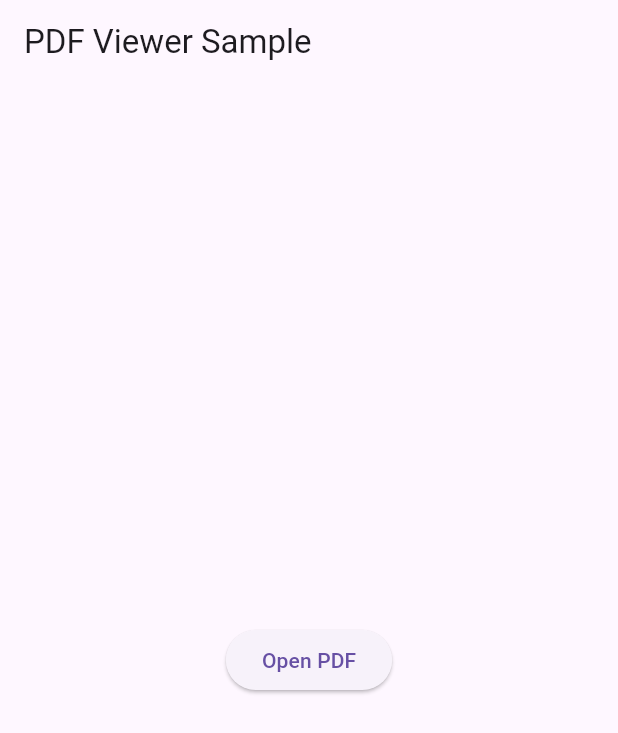
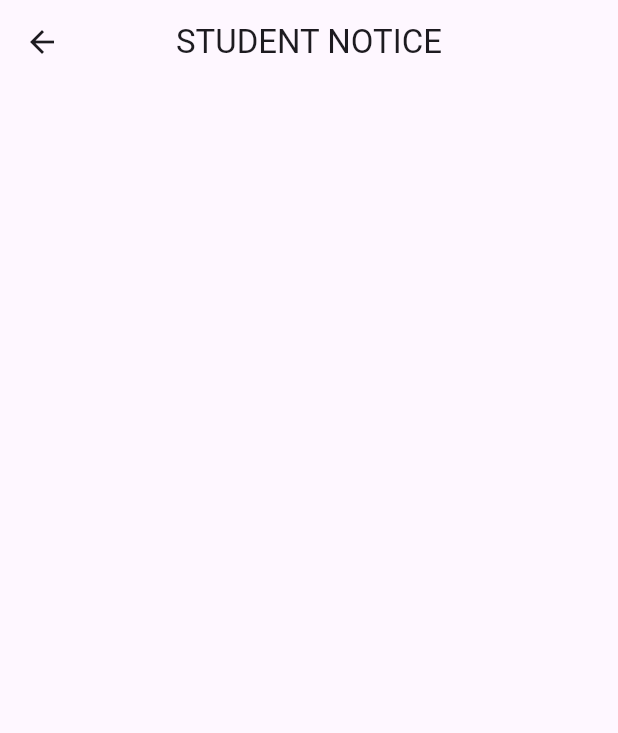
Before and after one commit to MaheswariDarish/fluttermp, a Flutter app: the screen it shows after launch, on a phone screen of 412 x 824 dp. Shown: the top 733 px of the screen. Run offline on Flutter 3.47's test engine with Material 3 defaults, Android fonts, the phone set to English and light mode, and no system bars; our stand-ins replace get; missing offline and left inert: syncfusion_flutter_pdfviewer.

Commit message:
pdf mods

```diff
--- a/lib/Controller/PdfController.dart
+++ b/lib/Controller/PdfController.dart
@@ -4,7 +4,7 @@ import 'package:syncfusion_flutter_pdfviewer/pdfviewer.dart';
 
 
 class PdfController extends GetxController{
- final GlobalKey<SfPdfViewerState> pdfViewerkey =GlobalKey();
+ final GlobalKey<SfPdfViewerState> pdfViewerKey =GlobalKey();
  @override
   void onInit() {
     // TODO: implement onInit
--- a/lib/screens/NoticePage.dart
+++ b/lib/screens/NoticePage.dart
@@ -23,8 +23,8 @@ class _NoticePageState extends State<NoticePage> {
         centerTitle: true,
       ),
       body:  SfPdfViewer.network(
-        'https://mrcet.com/downloads/digital_notes/CSE/II%20Year/DBMS.pdf',
-        key: pdfController.pdfViewerkey , // Sample PDF URL
+        'https://cdn.syncfusion.com/content/PDFViewer/flutter-succinctly.pdf',
+        key: pdfController.pdfViewerKey , // Sample PDF URL
       ),
     );
   }
--- a/lib/screens/StudentNotice.dart
+++ b/lib/screens/StudentNotice.dart
@@ -9,16 +9,18 @@ class PdfViewerSample extends StatelessWidget {
   Widget build(BuildContext context) {
     return Scaffold(
       appBar: AppBar(
-        title: Text('PDF Viewer Sample'),
+        leading: BackButton(),
+        title: Text('STUDENT NOTICE'),
+        centerTitle: true,
       ),
-      body: Center(
-        child: ElevatedButton(
-          onPressed: () {
-            Get.to(NoticePage());
-          },
-          child: Text('Open PDF'),
-        ),
-      ),
+      // body: Center(
+      //   child: ElevatedButton(
+      //     onPressed: () {
+      //       Get.to(()=>NoticePage());
+      //     },
+      //     child: Text('Open PDF'),
+      //   ),
+      // ),
     );
   }
 }
```
